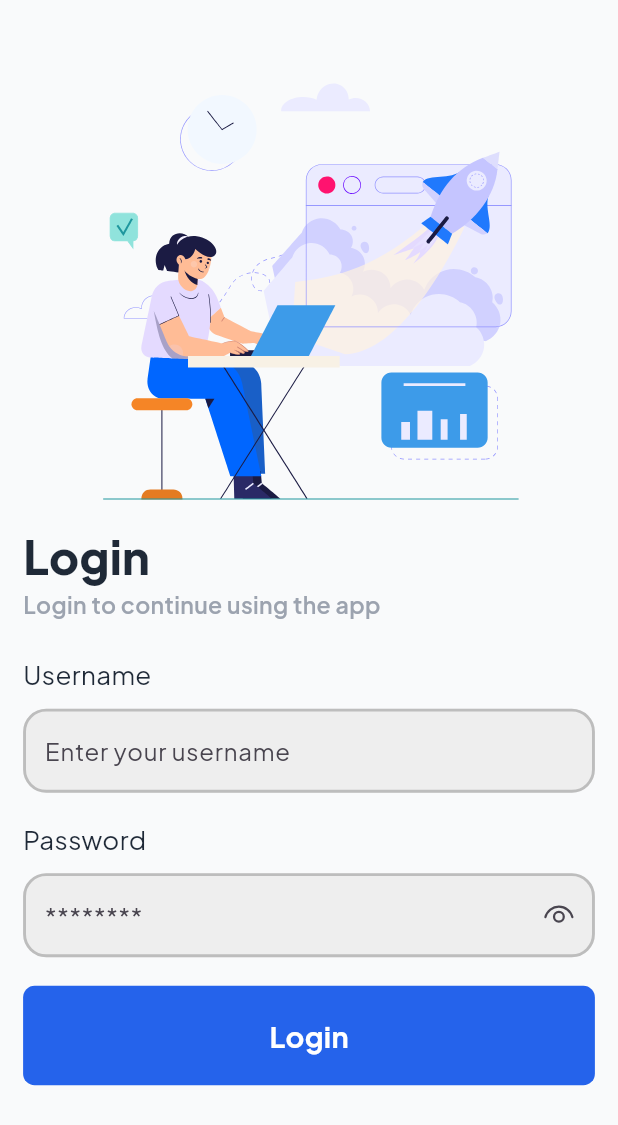
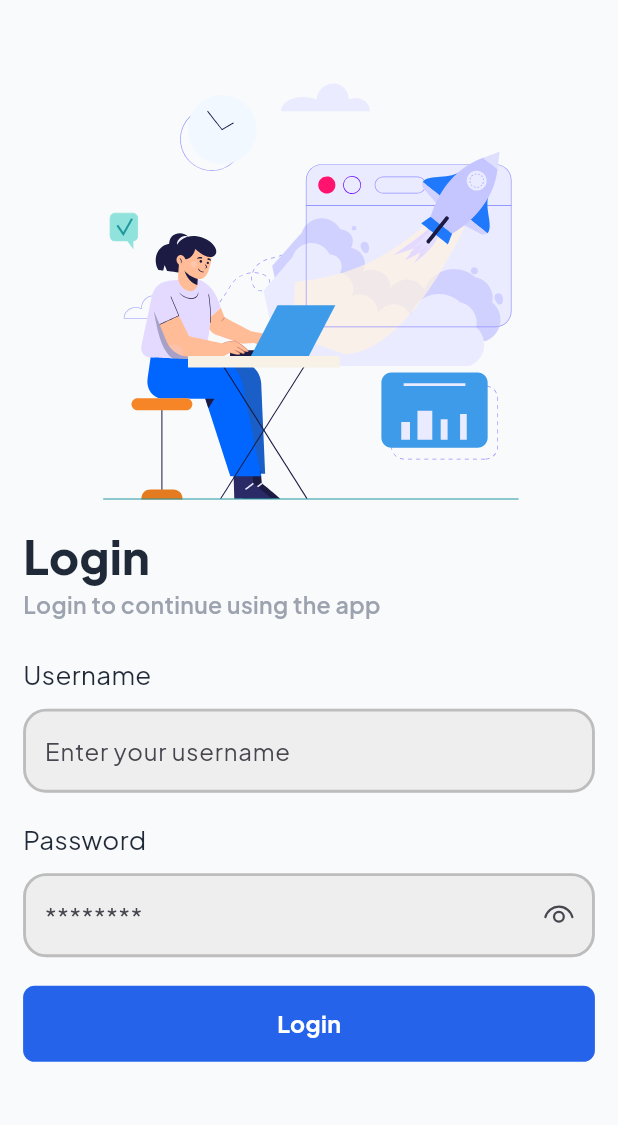
Before and after one commit to NasFahmi/DashboardApp, a Flutter app: the screen it shows after launch, on a phone screen of 412 x 824 dp. Shown: the top 1125 px of the screen. Run offline on Flutter 3.47's test engine with Material 3 defaults, Android fonts, the phone set to English and light mode, and no system bars; our stand-ins replace fluentui_system_icons, flutter_screenutil, flutter_svg, gap, get, google_fonts and 3 more.

Commit message:
fix padding login view

```diff
--- a/lib/app/modules/Login/views/login_view.dart
+++ b/lib/app/modules/Login/views/login_view.dart
@@ -81,7 +81,7 @@ class LoginView extends GetView<LoginController> {
                             controller.authLogin();
                           },
                           child: Container(
-                            padding: EdgeInsets.symmetric(vertical: 16.h),
+                            padding: EdgeInsets.symmetric(vertical: 12.h),
                             decoration: BoxDecoration(
                               color: AppColors.blueColorPrimary,
                               borderRadius: BorderRadius.all(
@@ -92,7 +92,7 @@ class LoginView extends GetView<LoginController> {
                               child: Text(
                                 'Login',
                                 style: TextStyle(
-                                  fontSize: 20.sp,
+                                  fontSize: 16.sp,
                                   color: Colors.white,
                                   fontWeight: FontWeight.bold,
                                 ),
```
